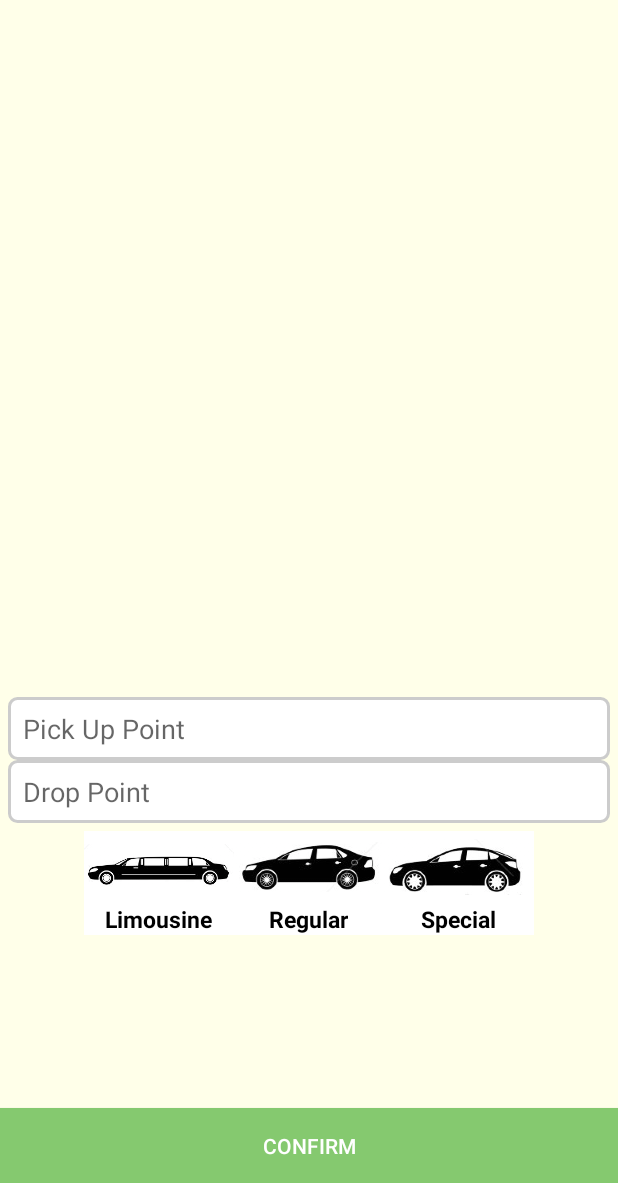
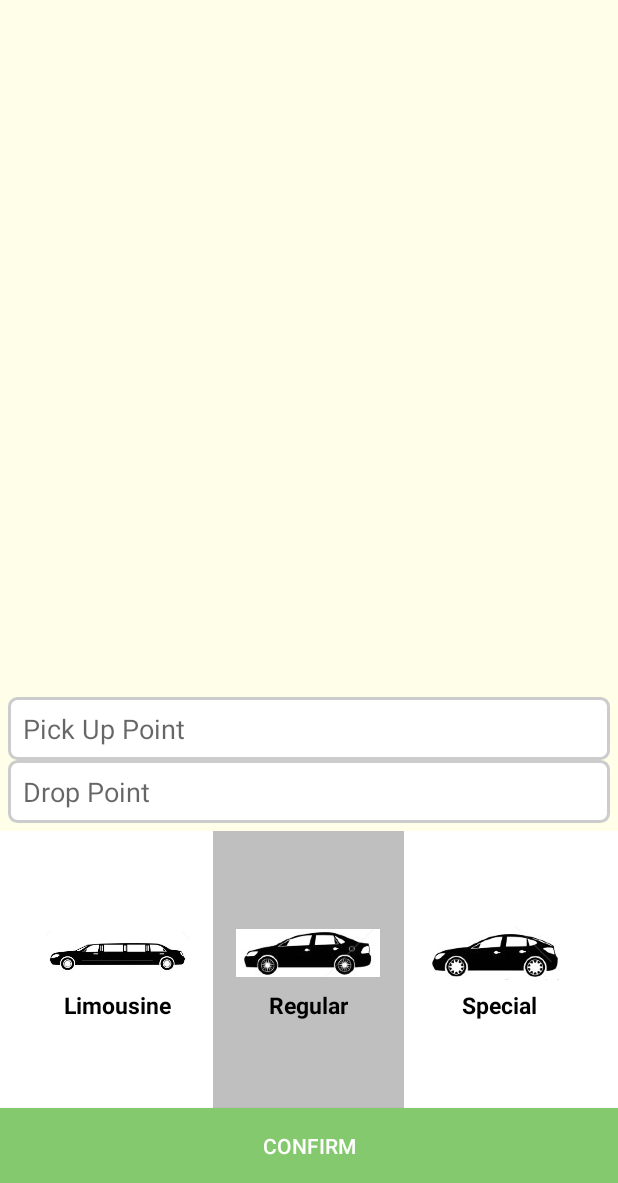
Before and after one commit to aartisoft/SecureRide_Android, an Android app: the MapsActivity screen opened directly, with no data from a screen before it, after a tap on "Regular", on a phone screen of 412 x 824 dp, the part 53-1236 px from its top. Run offline under Robolectric (Android 15) with nearby library versions, the phone set to English and light mode, and no system bars; 1 other tap on this screen came first.

Commit message:
Designing Launch and Home Screen.

```diff
--- a/Securide/app/src/main/java/com/securide/custmer/MapsActivity.java
+++ b/Securide/app/src/main/java/com/securide/custmer/MapsActivity.java
@@ -34,12 +34,23 @@ public class MapsActivity extends FragmentActivity implements IMapListener {
     private Button confirmBtn = null;
     private Context mContext = MapsActivity.this;
 
+    LinearLayout llFirstCab,llSecondCab,llThirdCabs;
+
+    int selectedCabIndex = -1;
+
 
     @Override
     protected void onCreate(Bundle savedInstanceState) {
         super.onCreate(savedInstanceState);
         setContentView(R.layout.activity_maps);
         mInflater = LayoutInflater.from(mContext);
+        llFirstCab = (LinearLayout) findViewById(R.id.llFirstCab);
+        llSecondCab = (LinearLayout) findViewById(R.id.llSecondCab);
+        llThirdCabs = (LinearLayout) findViewById(R.id.llThirdCabs);
+        List<CabModel> cabs = prepareCabsList();
+        prepareAndShowCabs(llFirstCab,cabs.get(0));
+        prepareAndShowCabs(llSecondCab,cabs.get(1));
+        prepareAndShowCabs(llThirdCabs,cabs.get(2));
 
         mPickupPoint = (EditText) findViewById(R.id.pick_point);
         mDropPoint = (EditText) findViewById(R.id.drop_point);
@@ -51,7 +62,7 @@ public class MapsActivity extends FragmentActivity implements IMapListener {
         fragmentTransaction.add(R.id.temp_fragment, MapsFragment.newInstance(), "maps");
         fragmentTransaction.commitAllowingStateLoss();
 
-        prepareAndShowCabs();
+//        prepareAndShowCabs();
 
         confirmBtn.setOnClickListener(new View.OnClickListener() {
             @Override
@@ -76,6 +87,30 @@ public class MapsActivity extends FragmentActivity implements IMapListener {
                 startActivity(new Intent(mContext, AddressSearchActivity.class));
             }
         });
+
+        llFirstCab.setOnClickListener(new View.OnClickListener() {
+            @Override
+            public void onClick(View v) {
+                selectedCabIndex = 0;
+                updateCabSelection();
+            }
+        });
+        llSecondCab.setOnClickListener(new View.OnClickListener() {
+            @Override
+            public void onClick(View v) {
+                selectedCabIndex = 1;
+                updateCabSelection();
+            }
+        });
+        llThirdCabs.setOnClickListener(new View.OnClickListener() {
+            @Override
+            public void onClick(View v) {
+                selectedCabIndex = 2;
+                updateCabSelection();
+
+            }
+        });
+
     }
 
     @Override
@@ -88,25 +123,9 @@ public class MapsActivity extends FragmentActivity implements IMapListener {
         }
     }
 
-    private void prepareAndShowCabs() {
-        for (int i = 0; i < prepareCabsList().size(); i++) {
-            CabModel cabModel = prepareCabsList().get(i);
-            final View view = mInflater.inflate(R.layout.adapter_cabmodel, null);
+    private void prepareAndShowCabs(LinearLayout view,CabModel cabModel) {
             ((TextView) view.findViewById(R.id.car_type)).setText(cabModel.name);
             ((ImageView) view.findViewById(R.id.car_image)).setImageResource(cabModel.image);
-            view.setTag(i);
-
-            view.setOnClickListener(new View.OnClickListener() {
-                @Override
-                public void onClick(View v) {
-                    view.setBackgroundColor(ContextCompat.getColor(MapsActivity.this, R.color.white));
-                    if (view.getTag() == horizontalScrollView.indexOfChild(v)) {
-                        view.setBackgroundColor(ContextCompat.getColor(MapsActivity.this, R.color.lighter_grey));
-                    }
-                }
-            });
-            horizontalScrollView.addView(view);
-        }
     }
 
     private List<CabModel> prepareCabsList() {
@@ -117,6 +136,19 @@ public class MapsActivity extends FragmentActivity implements IMapListener {
         return list;
     }
 
+    void updateCabSelection(){
+        llFirstCab.setBackgroundColor(ContextCompat.getColor(MapsActivity.this, R.color.white));
+        llSecondCab.setBackgroundColor(ContextCompat.getColor(MapsActivity.this, R.color.white));
+        llThirdCabs.setBackgroundColor(ContextCompat.getColor(MapsActivity.this, R.color.white));
+        if (selectedCabIndex ==0){
+            llFirstCab.setBackgroundColor(ContextCompat.getColor(MapsActivity.this, R.color.lighter_grey));
+        }else if (selectedCabIndex ==1){
+            llSecondCab.setBackgroundColor(ContextCompat.getColor(MapsActivity.this, R.color.lighter_grey));
+        }else if (selectedCabIndex ==2){
+            llThirdCabs.setBackgroundColor(ContextCompat.getColor(MapsActivity.this, R.color.lighter_grey));
+        }
+    }
+
     @Override
     public void onCurrentAddress(String location) {
         mPickupPoint.setText(location);
--- a/Securide/app/src/main/res/layout/activity_first.xml
+++ b/Securide/app/src/main/res/layout/activity_first.xml
@@ -26,13 +26,18 @@
             android:layout_height="wrap_content"
             android:gravity="center"
             android:orientation="horizontal"
-            android:padding="5dp">
+            android:paddingBottom="5dp"
+            android:paddingLeft="@dimen/left_right_margin"
+            android:paddingRight="@dimen/left_right_margin"
+            android:paddingTop="5dp">
 
             <Button
                 android:id="@+id/register_now"
-                android:layout_width="wrap_content"
+                android:layout_width="0dp"
                 android:layout_height="wrap_content"
                 android:layout_gravity="center_horizontal"
+                android:layout_marginRight="5dp"
+                android:layout_weight="1"
                 android:background="@color/background_color"
                 android:padding="4dp"
                 android:text="Register Now"
@@ -41,13 +46,14 @@
 
             <Button
                 android:id="@+id/book_ride"
-                android:layout_width="wrap_content"
+                android:layout_width="0dp"
                 android:layout_height="wrap_content"
                 android:layout_gravity="center_horizontal"
+                android:layout_marginLeft="5dp"
+                android:layout_weight="1"
                 android:background="@color/background_color"
                 android:padding="4dp"
                 android:text="Book A Ride"
-                android:layout_marginLeft="2dp"
                 android:textColor="@color/colorPrimary"
                 android:textStyle="bold" />
         </LinearLayout>
--- a/Securide/app/src/main/res/layout/activity_maps.xml
+++ b/Securide/app/src/main/res/layout/activity_maps.xml
@@ -1,8 +1,8 @@
 <?xml version="1.0" encoding="utf-8"?>
 <LinearLayout xmlns:android="http://schemas.android.com/apk/res/android"
     android:layout_width="match_parent"
+    android:layout_height="match_parent"
     android:background="@color/background_color"
-    android:layout_height="match_parent"
     android:orientation="vertical">
 
     <LinearLayout
@@ -58,20 +58,50 @@
 
         </LinearLayout>
 
-        <HorizontalScrollView
+        <LinearLayout
             android:layout_width="match_parent"
             android:layout_height="@dimen/dimen_60dp"
             android:layout_above="@+id/btn_confirm"
+            android:background="@android:color/white"
             android:layout_below="@+id/manual_location_parent">
 
             <LinearLayout
                 android:id="@+id/carParent"
                 android:layout_width="match_parent"
                 android:layout_height="match_parent"
-                android:layout_gravity="center"
-                android:orientation="horizontal"></LinearLayout>
+                android:orientation="horizontal"
+                android:paddingLeft="@dimen/left_right_margin"
+                android:paddingRight="@dimen/left_right_margin"
+                >
 
-        </HorizontalScrollView>
+                <LinearLayout
+                    android:id="@+id/llFirstCab"
+                    android:layout_width="0dp"
+                    android:layout_height="match_parent"
+                    android:layout_weight="1"
+                    >
+                    <include layout="@layout/adapter_cabmodel"
+                        />
+                </LinearLayout>
+                <LinearLayout
+                    android:id="@+id/llSecondCab"
+                    android:layout_width="0dp"
+                    android:layout_height="match_parent"
+                    android:layout_weight="1">
+                    <include layout="@layout/adapter_cabmodel"
+                        />
+                </LinearLayout>
+                <LinearLayout
+                    android:id="@+id/llThirdCabs"
+                    android:layout_width="0dp"
+                    android:layout_height="match_parent"
+                    android:layout_weight="1">
+                    <include layout="@layout/adapter_cabmodel"
+                        />
+                </LinearLayout>
+            </LinearLayout>
+
+        </LinearLayout>
 
         <Button
             android:id="@+id/btn_confirm"
@@ -79,7 +109,7 @@
             android:layout_height="@dimen/dimen_50dp"
             android:layout_alignParentBottom="true"
             android:background="@color/dark_green"
-            android:textColor="@color/white"
-            android:text="Confirm" />
+            android:text="Confirm"
+            android:textColor="@color/white" />
     </RelativeLayout>
 </LinearLayout>
--- a/Securide/app/src/main/res/layout/adapter_cabmodel.xml
+++ b/Securide/app/src/main/res/layout/adapter_cabmodel.xml
@@ -1,14 +1,25 @@
 <?xml version="1.0" encoding="utf-8"?>
-<LinearLayout xmlns:android="http://schemas.android.com/apk/res/android"
-    android:layout_width="150dp"
+<RelativeLayout xmlns:android="http://schemas.android.com/apk/res/android"
+    android:layout_width="match_parent"
+    android:layout_height="match_parent"
+    >
+
+    <View
+        android:id="@+id/selectionView"
+        android:layout_width="match_parent"
+        android:layout_height="match_parent"
+       />
+
+    <LinearLayout
+        android:layout_width="match_parent"
         android:layout_height="match_parent"
         android:gravity="center"
-    android:background="@color/white"
-    android:orientation="vertical">
+        android:orientation="vertical"
+        android:padding="5dp">
 
         <ImageView
             android:id="@+id/car_image"
-        android:layout_width="100dp"
+            android:layout_width="96dp"
             android:layout_height="48dp"
             android:src="@drawable/limousine" />
 
@@ -16,8 +27,11 @@
             android:id="@+id/car_type"
             android:layout_width="wrap_content"
             android:layout_height="wrap_content"
+            android:gravity="center_horizontal"
+            android:maxLines="1"
             android:text="Medium Text"
+            android:textColor="@color/black"
             android:textSize="15sp"
-        android:textStyle="bold"
-        android:textColor="@color/black" />
+            android:textStyle="bold" />
     </LinearLayout>
+</RelativeLayout>
--- a/Securide/app/src/main/res/values/dimens.xml
+++ b/Securide/app/src/main/res/values/dimens.xml
@@ -10,4 +10,6 @@
     <dimen name="dimen_5dp">5dp</dimen>
     <dimen name="dimen_150dp">150dp</dimen>
 
+    <dimen name="left_right_margin">15dp</dimen>
+
 </resources>
```
Lines whose indentation alone changed are shown as unchanged.
